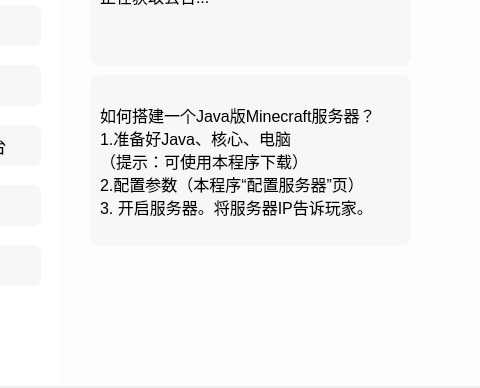
Above: resources/MCSL2_MainWindow.ui from MCSLTeam/MCSL2 before the change; both pictures show x 150 to 630 and y 195 to 583 of the 944 by 583 pixel window. Below: the same form after it.
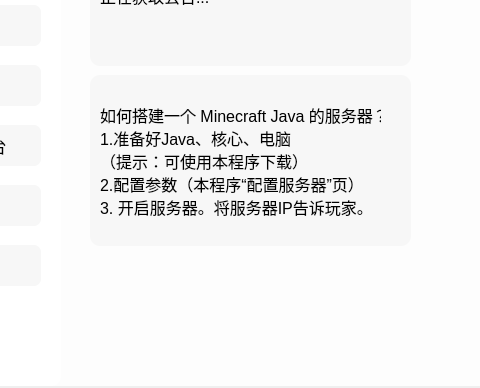
That is the form after the change. Icons and pictures are not drawn.

Commit message: Java版Minecraft -> Minecraft Java

The edit to the form file:
```diff
--- a/resources/MCSL2_MainWindow.ui
+++ b/resources/MCSL2_MainWindow.ui
@@ -764,7 +764,7 @@
         <string notr="true"/>
        </property>
        <property name="text">
-        <string>如何搭建一个Java版Minecraft服务器？
+        <string>如何搭建一个 Minecraft Java 的服务器？
 1.准备好Java、核心、电脑
 （提示：可使用本程序下载）
 2.配置参数（本程序“配置服务器”页）
```
The commit also changes 4 other files.
